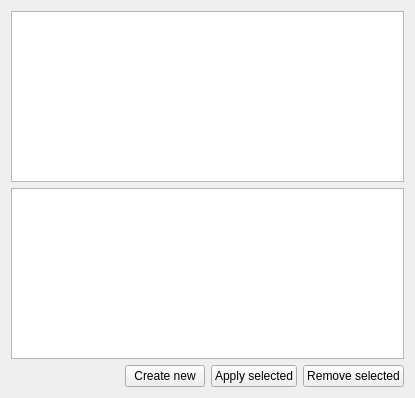
HamedMasafi/GitKlient, file src/widgets/stasheswidget.ui: the form before one commit.
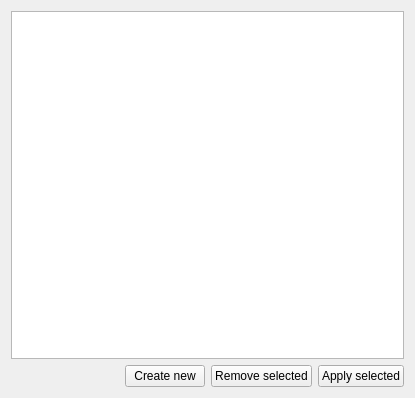
The form after the commit. Icons and pictures are not drawn. Custom widgets are drawn as their Qt base class.

```diff
--- a/src/widgets/stasheswidget.ui
+++ b/src/widgets/stasheswidget.ui
@@ -28,16 +28,6 @@
      </property>
     </widget>
    </item>
-   <item>
-    <widget class="QListWidget" name="listWidget">
-     <property name="contextMenuPolicy">
-      <enum>Qt::CustomContextMenu</enum>
-     </property>
-     <property name="whatsThis">
-      <string>&lt;html&gt;&lt;head/&gt;&lt;body&gt;&lt;p&gt;Show git stashes&lt;/p&gt;&lt;p&gt;&lt;a href=&quot;https://git-scm.com/docs/git-stash&quot;&gt;&lt;span style=&quot; text-decoration: underline; color:#2980b9;&quot;&gt;More informations...&lt;/span&gt;&lt;/a&gt;&lt;/p&gt;&lt;/body&gt;&lt;/html&gt;</string>
-     </property>
-    </widget>
-   </item>
    <item>
     <layout class="QHBoxLayout" name="horizontalLayout_5">
      <item>
@@ -63,6 +53,13 @@
        </property>
       </widget>
      </item>
+     <item>
+      <widget class="PushButton" name="pushButtonRemoveSelected">
+       <property name="text">
+        <string>Remove selected</string>
+       </property>
+      </widget>
+     </item>
      <item>
       <widget class="PushButton" name="pushButtonApply">
        <property name="whatsThis">
@@ -73,13 +70,6 @@
        </property>
       </widget>
      </item>
-     <item>
-      <widget class="PushButton" name="pushButtonRemoveSelected">
-       <property name="text">
-        <string>Remove selected</string>
-       </property>
-      </widget>
-     </item>
     </layout>
    </item>
   </layout>
```
